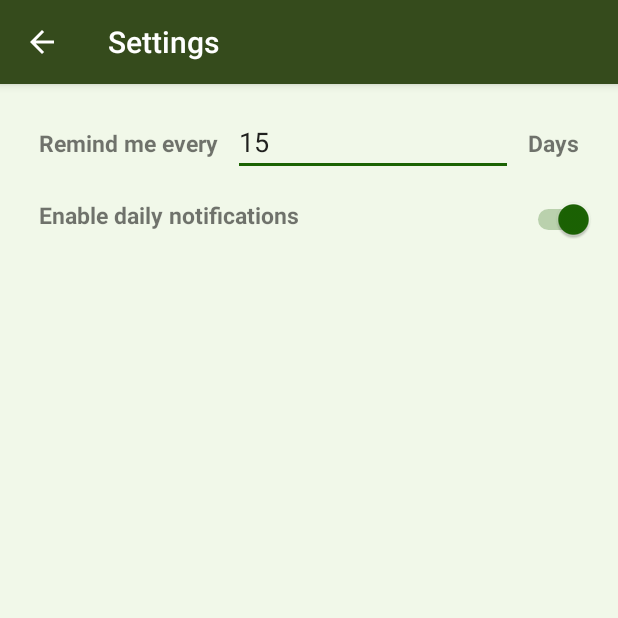
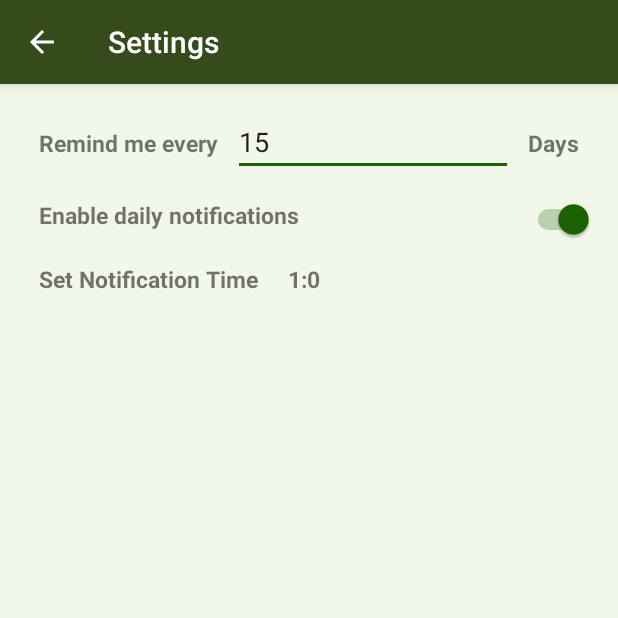
Before and after one commit to PadaliaRushabh/remembertocall, an Android app: the screen it shows after launch (SettingActivity), after a tap on "Setting", on a phone screen of 412 x 824 dp, the top half of it. Run offline under Robolectric (Android 15) with nearby library versions, the phone set to English and light mode, and no system bars; libraries missing offline, so code that uses them is left out: com.melnykov.fab; 3 statements that could not run were skipped.

Commit message:
able to set time and change the notification alarm

```diff
--- a/app/src/main/AndroidManifest.xml
+++ b/app/src/main/AndroidManifest.xml
@@ -45,6 +45,7 @@
             <intent-filter>
                 <action android:name="android.intent.action.BOOT_COMPLETED" />
                 <action android:name="android.intent.action.MY_PACKAGE_REPLACED" />
+                <action android:name="com.rushabh.remenbertocall.NOTIFICATION_TIME_CHANGE" />
 
             </intent-filter>
         </receiver>
--- a/app/src/main/java/com/rushabh/remembertocall/MainActivity.java
+++ b/app/src/main/java/com/rushabh/remembertocall/MainActivity.java
@@ -48,6 +48,8 @@ public class MainActivity extends AppCompatActivity {
     private static final int PERMISSION_FOR_DURATION_DENIED = -2;
     private static final int CANNOT_ASK_FOR_PERMISSION_ON_RUNTIME = -3;
     private static final int DEFAULT_REMINDER = 15 ;
+    private static final int DEFAULT_HOUR = 1 ; //1 a.m
+    private static final int DEFAULT_MINUTE = 00 ;
     Uri uriContact;
     Cursor cursor;
     int id;
@@ -140,6 +142,8 @@ public class MainActivity extends AppCompatActivity {
 
             sharedPreferenceHelper.writeIsReminderNoticiation(true);
             sharedPreferenceHelper.writeReminder(DEFAULT_REMINDER);
+            sharedPreferenceHelper.writeNotificationHour(DEFAULT_HOUR);
+            sharedPreferenceHelper.writeNotificationMinute(DEFAULT_MINUTE);
 
             sharedPreferenceHelper.writeFirstLaunch();
             Intent i= new Intent(getApplicationContext(), UpdateDatabaseService.class);
--- a/app/src/main/java/com/rushabh/remembertocall/model/Contact.java
+++ b/app/src/main/java/com/rushabh/remembertocall/model/Contact.java
@@ -60,7 +60,6 @@ public class Contact {
     @Override
     public boolean equals(Object object) {
 
-
         boolean result = false;
         if (object == null || object.getClass() != getClass()) {
             result = false;
--- a/app/src/main/java/com/rushabh/remembertocall/sharedPreferenceHelper/SharedPreferenceHelper.java
+++ b/app/src/main/java/com/rushabh/remembertocall/sharedPreferenceHelper/SharedPreferenceHelper.java
@@ -11,6 +11,8 @@ import com.rushabh.remembertocall.R;
 public class SharedPreferenceHelper {
 
     private static final int DEFAULT_REMINDER_DAYS = 15 ;
+    private static final int DEFAULT_REMINDER_HOURS = 1 ; //1 a.m
+    private static final int DEFAULT_REMINDER_MINUTE = 00;
     SharedPreferences sharedPreferences;
     Context context;
 
@@ -44,6 +46,29 @@ public class SharedPreferenceHelper {
     }
 
 
+    public void writeNotificationHour(int hours){
+        SharedPreferences.Editor editor = sharedPreferences.edit();
+        editor.putInt(context.getString(R.string.preference_key_hour), hours);
+        editor.commit();
+    }
+
+    public int readNotificationHour(){
+        int notificationHours = sharedPreferences.getInt(context.getString(R.string.preference_key_hour), DEFAULT_REMINDER_HOURS);
+        return  notificationHours;
+    }
+
+    public void writeNotificationMinute(int minute){
+        SharedPreferences.Editor editor = sharedPreferences.edit();
+        editor.putInt(context.getString(R.string.preference_key_minute), minute);
+        editor.commit();
+    }
+
+    public int readNotificationMinute(){
+        int notificationMinute = sharedPreferences.getInt(context.getString(R.string.preference_key_minute), DEFAULT_REMINDER_MINUTE);
+        return  notificationMinute;
+    }
+
+
     public void writeIsReminderNoticiation(boolean isEnabled){
         SharedPreferences.Editor editor = sharedPreferences.edit();
         editor.putBoolean(context.getString(R.string.preference_key_reminder_is_enabled), isEnabled);
--- a/app/src/main/res/layout/activity_setting.xml
+++ b/app/src/main/res/layout/activity_setting.xml
@@ -55,6 +55,8 @@
             android:textStyle="normal|bold" />
 
 
+
+
     </LinearLayout>
 
 
@@ -90,6 +92,50 @@
 
     </LinearLayout>
 
+    <LinearLayout
+        android:layout_width="match_parent"
+        android:layout_height="wrap_content"
+        android:orientation="horizontal"
+        android:layout_marginTop="15dp"
+        android:id="@+id/linearLayout_3">
+
+        <TextView
+            android:layout_width="wrap_content"
+            android:layout_height="wrap_content"
+            android:text="@string/setting_label_notification_time"
+            android:id="@+id/setting_notification_time"
+            android:layout_below="@+id/linearLayout"
+            android:layout_alignRight="@+id/linearLayout"
+            android:layout_alignEnd="@+id/linearLayout"
+            android:fontFamily="@string/action_setting"
+            android:textSize="15dp"
+            android:layout_marginRight="10dp"
+            android:layout_marginLeft="10dp"
+            android:textStyle="normal|bold"
+            android:enabled="true" />
+
+        <TextView
+            android:layout_width="match_parent"
+            android:layout_height="wrap_content"
+            android:text="@string/setting_label_notification_time_sample"
+            android:id="@+id/txt_time"
+            android:layout_below="@+id/linearLayout"
+            android:layout_alignRight="@+id/linearLayout"
+            android:layout_alignEnd="@+id/linearLayout"
+            android:fontFamily="@string/action_setting"
+            android:textSize="15dp"
+            android:layout_marginRight="10dp"
+            android:layout_marginLeft="10dp"
+            android:textIsSelectable="true"
+            android:textStyle="normal|bold"
+            android:clickable="true"
+            android:focusable="true"
+            android:layout_gravity="right" />
+
+
+    </LinearLayout>
+
+
 
 
 </LinearLayout>
--- a/app/src/main/res/values/strings.xml
+++ b/app/src/main/res/values/strings.xml
@@ -7,13 +7,17 @@
     <string name="preference_key_firstlaunch">isFirstLaunch</string>
     <string name="preference_key_reminder">preference_key_reminder</string>
     <string name="preference_key_reminder_is_enabled">preference_key_reminder_is_enabled</string>
+    <string name="preference_key_hour">preference_key_hour</string>
     <string name="setting_activity">Settings</string>
 
     <string name="setting_label_reminder">Remind me every</string>
     <string name="setting_label_reminder_days">Days</string>
 
     <string name="setting_label_notification">Enable daily notifications</string>
+    <string name="setting_label_notification_time">Set Notification Time</string>
     <string name="setting_saved_toast">Settings Saved</string>
     <string name="str_today">Today</string>
     <string name="str_never">Never</string>
+    <string name="preference_key_minute">preference_key_minute</string>
+    <string name="setting_label_notification_time_sample">1:00</string>
 </resources>
```
Also changed, not shown: app/src/main/java/com/rushabh/remembertocall/SettingActivity.java (+37 -1 lines), app/src/main/java/com/rushabh/remembertocall/updateDatabaseServiceReceiver/ActionReceiver.java (+8 -2 lines).
